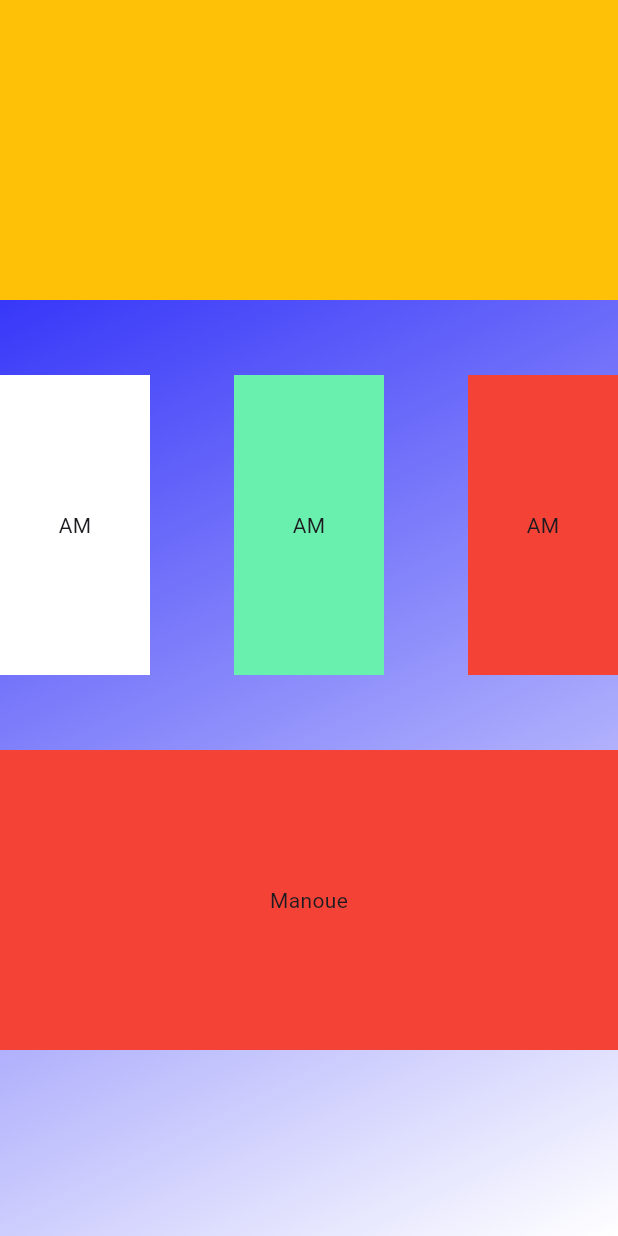
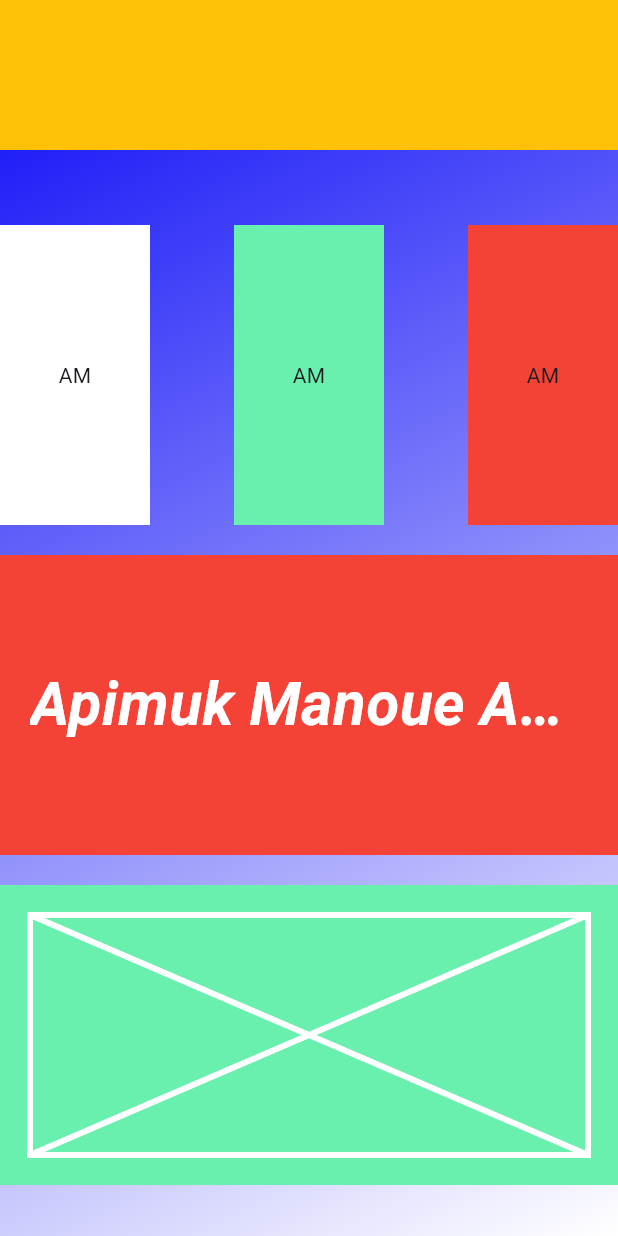
Before and after one commit to ApimukManoue/a_flutter_book_taining, a Flutter app: the screen it shows after launch, on a phone screen of 412 x 824 dp. Run offline on Flutter 3.47's test engine with Material 3 defaults, Android fonts, the phone set to English and light mode, and no system bars; Roboto replaces fonts that are missing (Tahoma).

Commit message:
Text Widget

```diff
--- a/flutter_book07/lib/main.dart
+++ b/flutter_book07/lib/main.dart
@@ -1,6 +1,6 @@
 /*โครงสร้างหลักแบบแยก Scaffold ไปหน้าอื่นแต่ละหน้า */
 import 'package:flutter/material.dart';
-import 'screens/chpt07.dart';
+import 'screens/chpt08.dart';
 
 void main(List<String> args) =>  runApp(MyApp());
 
--- /dev/null
+++ b/flutter_book07/lib/screens/chpt08.dart
@@ -0,0 +1,80 @@
+import 'package:flutter/material.dart';
+
+class MyScaffold extends StatelessWidget {
+  const MyScaffold({super.key});
+
+  @override
+  Widget build(BuildContext context) => Scaffold(
+    backgroundColor: Colors.transparent,   //สีพื้นโปร่งใส
+    body:SafeArea(child: Column(
+      children: [
+        Container(height: 100, color: Colors.amber),
+        SizedBox(height: 50),
+        Row(
+          mainAxisAlignment: MainAxisAlignment.spaceBetween,
+          children: [
+            Container(
+              height: 200,
+              width: 100,
+              color: Colors.white,
+              alignment: Alignment.center,
+              child: Text('AM'),
+            ),
+            Container(
+              height: 200,
+              width: 100,
+              color: Colors.greenAccent,
+              alignment: Alignment.center,
+              child: Text('AM'),
+            ),
+            Container(
+              height: 200,
+              width: 100,
+              alignment: Alignment.center,
+              color: Colors.red,
+              child: Text('AM'),
+            ),
+          ],
+        ),
+        SizedBox(height: 20),
+        lastContainner(),             //เรียกใช้ฟังค์ชั่น lastContainner
+        SizedBox(height: 20),
+        lastContainner01(),             //เรียกใช้ฟังค์ชั่น lastContainner
+      ],
+    ),
+    ),
+  );
+}
+
+Widget lastContainner() => Container( //สร้างฟังค์ชั่น lastContainner ที่คืนค่าเป็น Widget
+  alignment: Alignment.center,
+  height: 200,
+  color: Colors.red,
+  padding: EdgeInsets.all(20),
+  child: Text(
+    'Apimuk Manoue AAAAAAAAAAAAAAAAAAAAAAAAAAAAAAAAAAAAAAAAAAAAAAAAAAAAAAAAAAAAAAAAAAAAAAAAAAAAAAAAAAAAAAAAAAAAAAAAAAAAAAAAAAAAAAAAAA',
+    textScaler: TextScaler.linear(2.0),
+    maxLines: 1,                              //กำหนดให้ข้อความแสดงแค่บรรทัดเดียว
+    overflow: TextOverflow.ellipsis,          //ถ้าเกินจะมี ... แสดงแทน
+    style: TextStyle(
+      color: Colors.white,
+      fontSize: 20,
+      fontWeight: FontWeight.bold,
+      fontStyle: FontStyle.italic,
+      fontFamily: 'Tahoma',
+    ),
+  ),
+);
+
+Widget lastContainner01() => Container( //สร้างฟังค์ชั่น lastContainner01 ที่คืนค่าเป็น Widget
+  alignment: Alignment.center,
+  height: 200,
+  color: Colors.greenAccent,
+  padding: EdgeInsets.all(20),
+  child: Placeholder(
+    color: Colors.white,
+    strokeWidth: 4,
+    fallbackHeight: 100,
+    fallbackWidth: 200,
+  ),
+);
```
